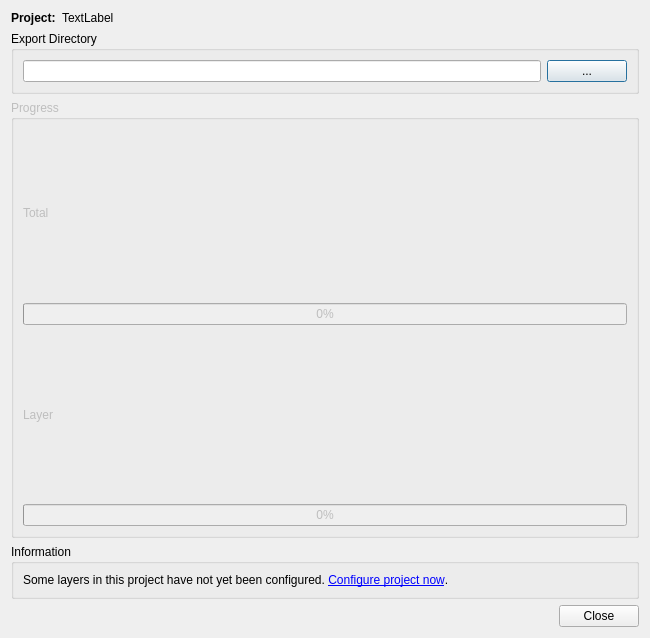
opengisch/qfieldsync, file qfieldsync/ui/push_dialog_base.ui: the form before one commit.
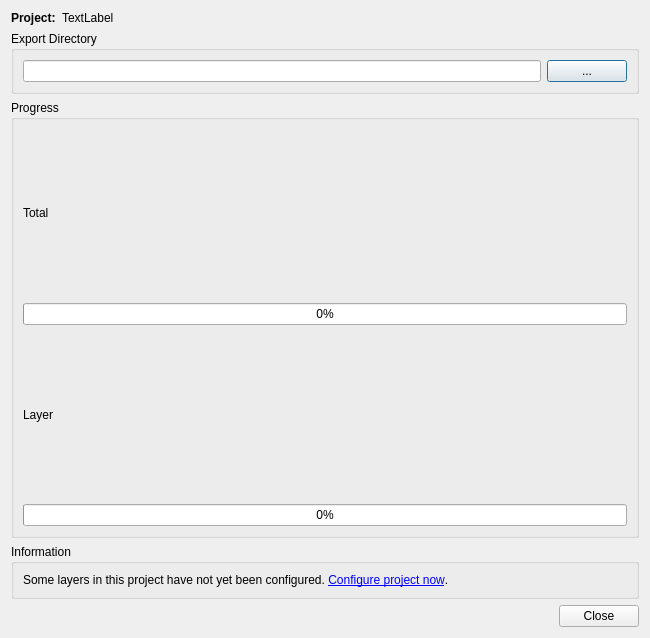
The form after the commit. The open tabs and pages were chosen to show the change.

Commit message: Chose extent selection panel first

Patch:
```diff
--- a/qfieldsync/ui/push_dialog_base.ui
+++ b/qfieldsync/ui/push_dialog_base.ui
@@ -35,9 +35,6 @@
        </property>
        <item row="0" column="0">
         <widget class="QGroupBox" name="progress_group">
-         <property name="enabled">
-          <bool>false</bool>
-         </property>
          <property name="title">
           <string>Progress</string>
          </property>
```
Left out of the diff: 2 changed lines with no effect on the pictures.
